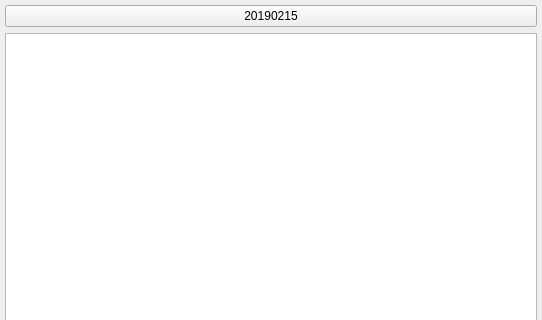
This is mainlog.ui in WittZhao/px-product-tools as Qt 5 draws it before an edit; both pictures show x 0 to 542 and y 0 to 320 of the 542 by 640 pixel window. The edited form follows.
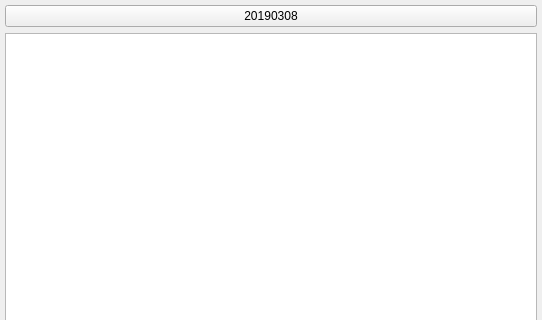
This is the edited form.

Diff of the .ui file:
```diff
--- a/mainlog.ui
+++ b/mainlog.ui
@@ -52,7 +52,7 @@
    <item row="0" column="0">
     <widget class="QPushButton" name="pushButton">
      <property name="text">
-      <string>20190215</string>
+      <string>20190308</string>
      </property>
     </widget>
    </item>
```
